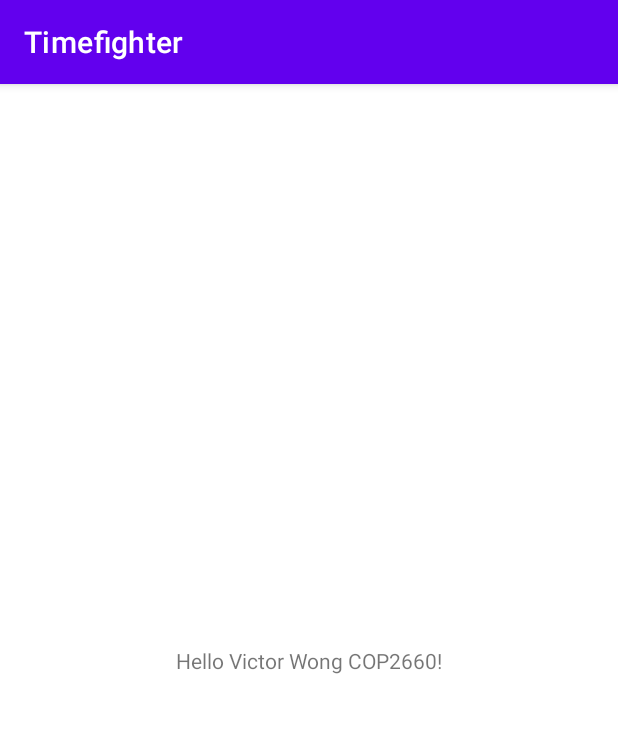
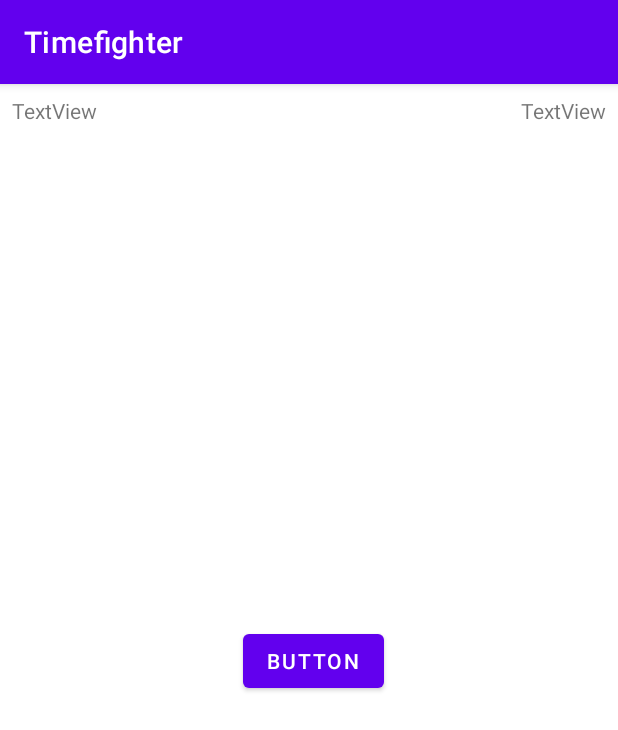
Before and after one commit to wongvpw/COP2660_VW_Timefighter, an Android app: the screen it shows after launch (MainActivity), on a phone screen of 412 x 824 dp. Shown: the top 730 px of the screen. Run offline under Robolectric (Android 15) with nearby library versions, the phone set to English and light mode, and no system bars.

Commit message:
Chapter2 commit

```diff
--- a/app/src/main/res/layout/activity_main.xml
+++ b/app/src/main/res/layout/activity_main.xml
@@ -7,9 +7,34 @@
     tools:context=".MainActivity">
 
     <TextView
+        android:id="@+id/textView"
+        android:layout_width="70dp"
+        android:layout_height="22dp"
+        android:layout_marginStart="8dp"
+        android:layout_marginTop="8dp"
+        android:text="TextView"
+        app:layout_constraintStart_toStartOf="parent"
+        app:layout_constraintTop_toTopOf="parent" />
+
+    <TextView
+        android:id="@+id/textView2"
         android:layout_width="wrap_content"
         android:layout_height="wrap_content"
-        android:text="Hello Victor Wong COP2660!"
+        android:layout_marginTop="8dp"
+        android:layout_marginEnd="8dp"
+        android:text="TextView"
+        app:layout_constraintEnd_toEndOf="parent"
+        app:layout_constraintTop_toTopOf="parent" />
+
+    <Button
+        android:id="@+id/button"
+        android:layout_width="wrap_content"
+        android:layout_height="wrap_content"
+        android:layout_marginStart="161dp"
+        android:layout_marginTop="342dp"
+        android:layout_marginEnd="156dp"
+        android:layout_marginBottom="341dp"
+        android:text="Button"
         app:layout_constraintBottom_toBottomOf="parent"
         app:layout_constraintEnd_toEndOf="parent"
         app:layout_constraintStart_toStartOf="parent"
```
